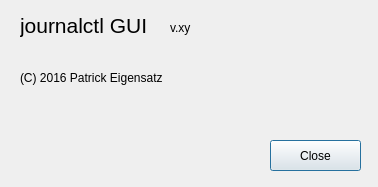
Qt form ui/aboutdialog.ui (pentix/qjournalctl) before a commit.
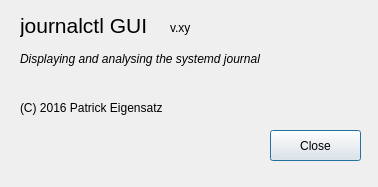
The same form after that commit.

Commit message: Prettier about dialog

```diff
--- a/ui/aboutdialog.ui
+++ b/ui/aboutdialog.ui
@@ -48,7 +48,7 @@
    <property name="geometry">
     <rect>
      <x>20</x>
-     <y>70</y>
+     <y>100</y>
      <width>161</width>
      <height>16</height>
     </rect>
@@ -61,7 +61,7 @@
    <property name="geometry">
     <rect>
      <x>270</x>
-     <y>140</y>
+     <y>130</y>
      <width>91</width>
      <height>31</height>
     </rect>
@@ -70,6 +70,24 @@
     <string>Close</string>
    </property>
   </widget>
+  <widget class="QLabel" name="label_2">
+   <property name="geometry">
+    <rect>
+     <x>20</x>
+     <y>50</y>
+     <width>311</width>
+     <height>18</height>
+    </rect>
+   </property>
+   <property name="font">
+    <font>
+     <italic>true</italic>
+    </font>
+   </property>
+   <property name="text">
+    <string>Displaying and analysing the systemd journal</string>
+   </property>
+  </widget>
  </widget>
  <resources/>
  <connections/>
```
Left out of the diff: 5 changed lines with no effect on the pictures. The commit also changes 1 other file.
